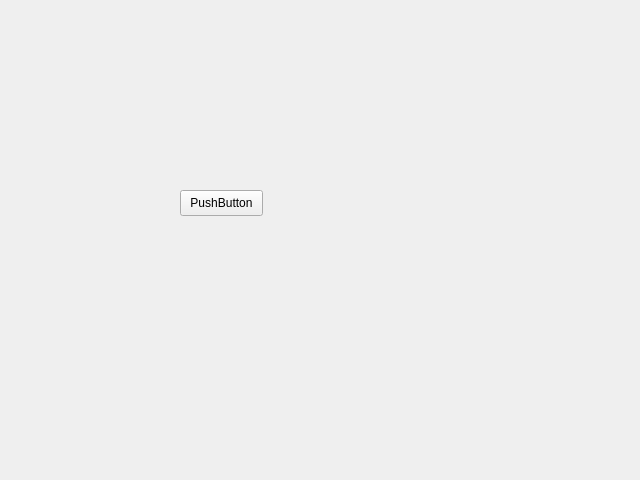
The window that ui/hexappearancecolorsandfontssettings.ui (snip89/wsnsim-postprocessor) describes before a commit, drawn with Qt 5.
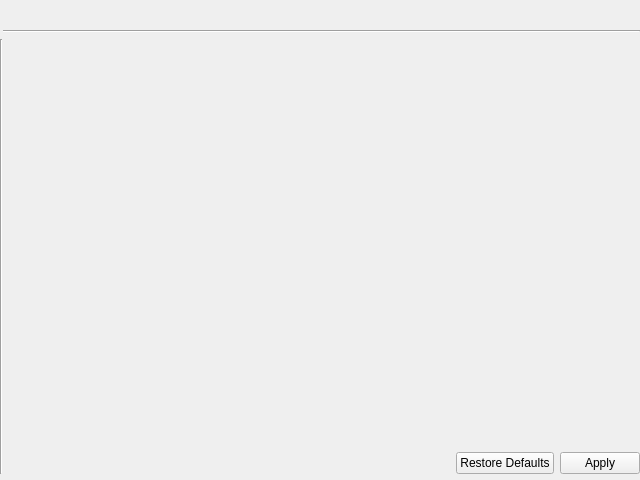
The same window after the commit.

Commit message: hex visualization settings: widget working

The edit to the form file:
```diff
--- a/ui/hexappearancecolorsandfontssettings.ui
+++ b/ui/hexappearancecolorsandfontssettings.ui
@@ -13,19 +13,104 @@
   <property name="windowTitle">
    <string>Form</string>
   </property>
-  <widget class="QPushButton" name="pushButton">
-   <property name="geometry">
-    <rect>
-     <x>180</x>
-     <y>190</y>
-     <width>83</width>
-     <height>26</height>
-    </rect>
+  <layout class="QGridLayout" name="gridLayout">
+   <property name="leftMargin">
+    <number>0</number>
    </property>
-   <property name="text">
-    <string>PushButton</string>
+   <property name="topMargin">
+    <number>6</number>
    </property>
-  </widget>
+   <property name="rightMargin">
+    <number>0</number>
+   </property>
+   <property name="bottomMargin">
+    <number>6</number>
+   </property>
+   <property name="horizontalSpacing">
+    <number>0</number>
+   </property>
+   <item row="0" column="1">
+    <widget class="QLabel" name="settingsNameLabel">
+     <property name="sizePolicy">
+      <sizepolicy hsizetype="Expanding" vsizetype="Maximum">
+       <horstretch>0</horstretch>
+       <verstretch>0</verstretch>
+      </sizepolicy>
+     </property>
+     <property name="font">
+      <font>
+       <pointsize>12</pointsize>
+       <weight>75</weight>
+       <bold>true</bold>
+      </font>
+     </property>
+     <property name="text">
+      <string/>
+     </property>
+    </widget>
+   </item>
+   <item row="2" column="1">
+    <layout class="QGridLayout" name="gridLayout_2">
+     <item row="1" column="0">
+      <layout class="QGridLayout" name="gridLayout_3">
+       <item row="0" column="1">
+        <widget class="QDialogButtonBox" name="buttonBox">
+         <property name="sizePolicy">
+          <sizepolicy hsizetype="Maximum" vsizetype="Fixed">
+           <horstretch>0</horstretch>
+           <verstretch>0</verstretch>
+          </sizepolicy>
+         </property>
+         <property name="standardButtons">
+          <set>QDialogButtonBox::Apply|QDialogButtonBox::RestoreDefaults</set>
+         </property>
+        </widget>
+       </item>
+       <item row="0" column="0">
+        <spacer name="horizontalSpacer">
+         <property name="orientation">
+          <enum>Qt::Horizontal</enum>
+         </property>
+         <property name="sizeHint" stdset="0">
+          <size>
+           <width>40</width>
+           <height>20</height>
+          </size>
+         </property>
+        </spacer>
+       </item>
+      </layout>
+     </item>
+     <item row="0" column="0">
+      <spacer name="verticalSpacer">
+       <property name="orientation">
+        <enum>Qt::Vertical</enum>
+       </property>
+       <property name="sizeHint" stdset="0">
+        <size>
+         <width>20</width>
+         <height>40</height>
+        </size>
+       </property>
+      </spacer>
+     </item>
+    </layout>
+   </item>
+   <item row="1" column="1">
+    <widget class="Line" name="line">
+     <property name="orientation">
+      <enum>Qt::Horizontal</enum>
+     </property>
+    </widget>
+   </item>
+   <item row="2" column="0">
+    <widget class="Line" name="line_2">
+     <property name="orientation">
+      <enum>Qt::Vertical</enum>
+     </property>
+    </widget>
+   </item>
+  </layout>
  </widget>
  <resources/>
  <connections/>
```
The commit also changes 4 other files.
